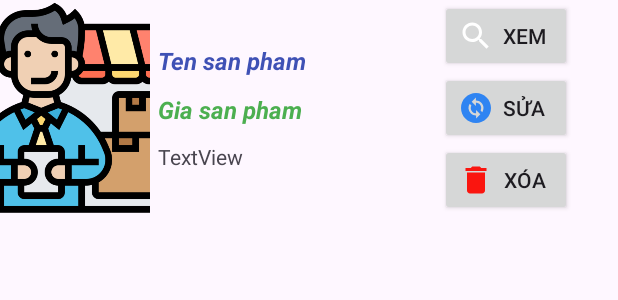
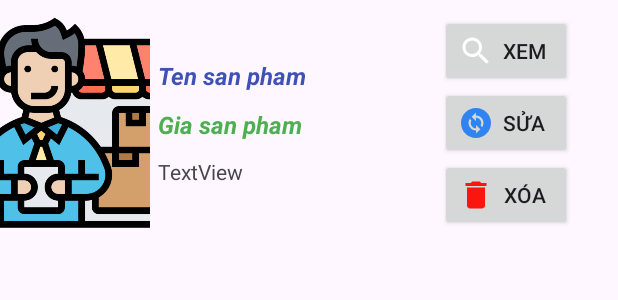
Before and after one commit to Nguyenx2/ShopAndroid, an Android app: the layout lv_san_pham.xml on its own in the app's theme, with its tools: preview values and no code run, on a phone screen of 412 x 824 dp. Shown: the top 300 px of the screen. Run offline under Robolectric (Android 15) with nearby library versions, the phone set to English and light mode, and no system bars.

```diff
--- a/app/src/main/res/layout/lv_san_pham.xml
+++ b/app/src/main/res/layout/lv_san_pham.xml
@@ -1,12 +1,14 @@
 <?xml version="1.0" encoding="utf-8"?>
-<androidx.constraintlayout.widget.ConstraintLayout xmlns:android="http://schemas.android.com/apk/res/android"
+<LinearLayout xmlns:android="http://schemas.android.com/apk/res/android"
     xmlns:app="http://schemas.android.com/apk/res-auto"
     android:layout_width="match_parent"
     android:layout_height="match_parent">
 
     <LinearLayout
-        android:layout_width="0dp"
+        android:layout_width="match_parent"
         android:layout_height="wrap_content"
+        android:layout_marginTop="10dp"
+        android:layout_marginBottom="10dp"
         android:orientation="horizontal"
         app:layout_constraintEnd_toEndOf="parent"
         app:layout_constraintStart_toStartOf="parent">
@@ -84,4 +86,4 @@
         </LinearLayout>
     </LinearLayout>
 
-</androidx.constraintlayout.widget.ConstraintLayout>
+</LinearLayout>
```
Also changed, not shown: app/src/main/java/com/example/shopapp/Adapters/SanPhamAdapter.java (+14 -1 lines).
